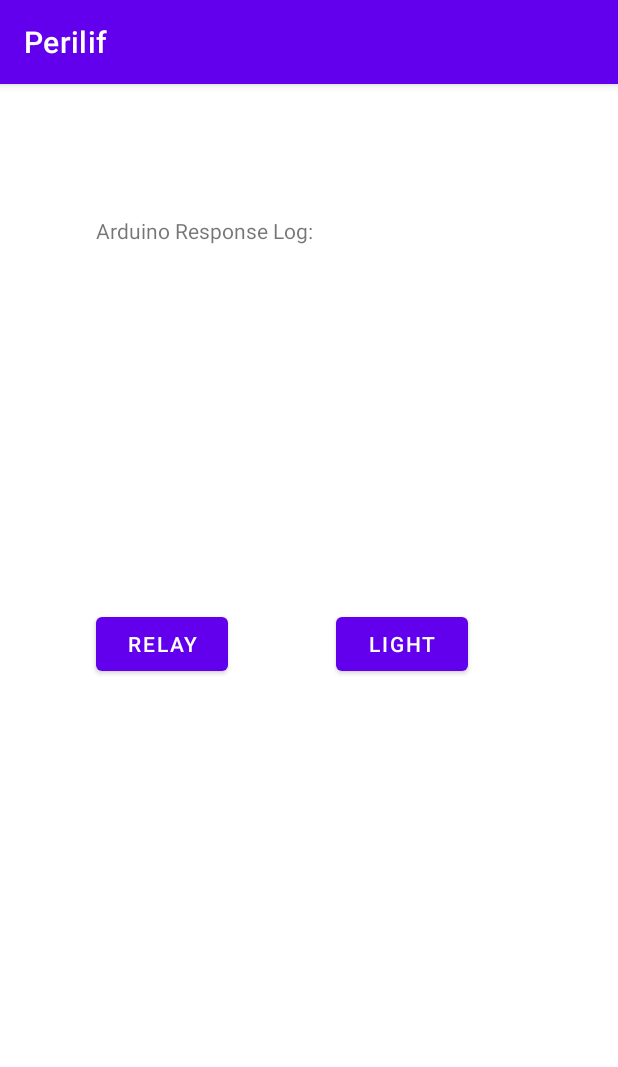
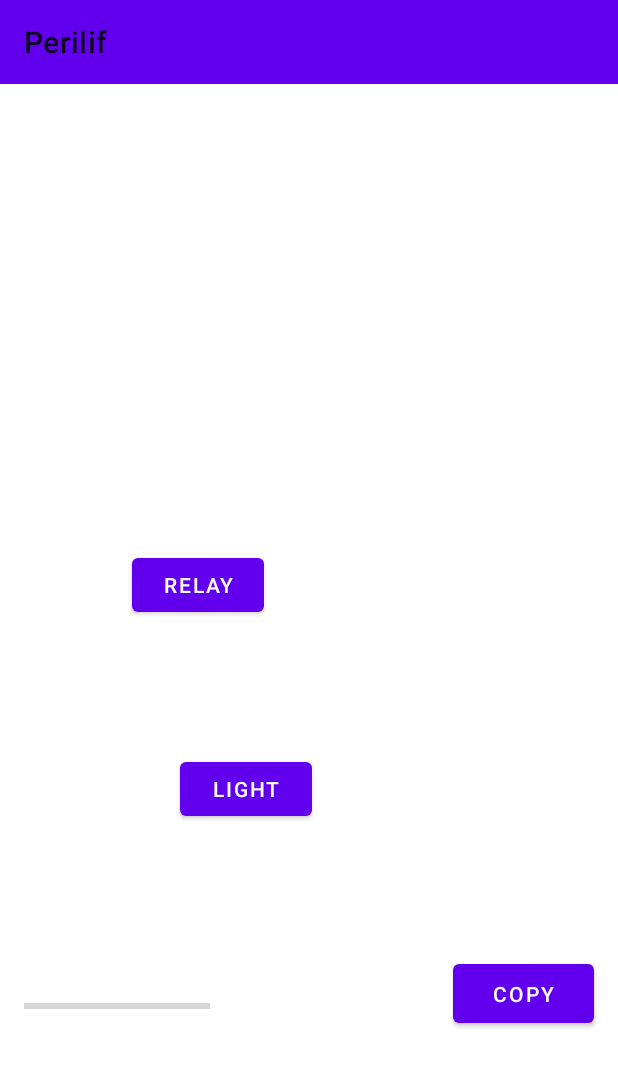
Before and after one commit to AmirrezaNasiri/perilif, an Android app: the screen it shows after launch (MainActivity), on a phone screen of 412 x 824 dp. Shown: the top 1067 px of the screen. Run offline under Robolectric (Android 15) with nearby library versions, the phone set to English and light mode, and no system bars; 1 statement that could not run was skipped.

Commit message:
Fix display

```diff
--- a/app/src/main/res/layout/activity_main.xml
+++ b/app/src/main/res/layout/activity_main.xml
@@ -6,22 +6,75 @@
     android:layout_height="match_parent"
     tools:context=".MainActivity">
 
-    <com.google.android.material.appbar.AppBarLayout
-        android:layout_width="match_parent"
+    <Button
+        android:id="@+id/relay"
+        android:layout_width="wrap_content"
         android:layout_height="wrap_content"
-        android:theme="@style/AppTheme.AppBarOverlay">
+        android:layout_marginStart="88dp"
+        android:layout_marginBottom="88dp"
+        android:text="@string/relay"
+        app:layout_constraintBottom_toTopOf="@+id/switchlight"
+        app:layout_constraintStart_toStartOf="parent" />
+
+    <TextView
+        android:id="@+id/logs"
+        android:layout_width="0dp"
+        android:layout_height="120dp"
+        android:layout_marginStart="16dp"
+        android:layout_marginEnd="16dp"
+        android:layout_marginBottom="16dp"
+        android:gravity="bottom"
+        android:maxLines="3"
+        app:layout_constraintBottom_toBottomOf="parent"
+        app:layout_constraintEnd_toEndOf="parent"
+        app:layout_constraintHorizontal_bias="0.527"
+        app:layout_constraintStart_toStartOf="parent" />
+
+    <Button
+        android:id="@+id/copy_logs"
+        android:layout_width="94dp"
+        android:layout_height="51dp"
+        android:layout_marginEnd="16dp"
+        android:text="Copy"
+        app:layout_constraintBottom_toTopOf="@+id/logs"
+        app:layout_constraintEnd_toEndOf="parent" />
+
+    <Button
+        android:id="@+id/switchlight"
+        android:layout_width="wrap_content"
+        android:layout_height="wrap_content"
+        android:layout_marginStart="120dp"
+        android:layout_marginBottom="64dp"
+        android:text="@string/light"
+        app:layout_constraintBottom_toTopOf="@+id/powerbar_text"
+        app:layout_constraintStart_toStartOf="parent" />
+
+    <TextView
+        android:id="@+id/powerbar_text"
+        android:layout_width="124dp"
+        android:layout_height="36dp"
+        android:layout_marginStart="16dp"
+        android:layout_marginBottom="4dp"
+        app:layout_constraintBottom_toTopOf="@+id/powerbar"
+        app:layout_constraintStart_toStartOf="parent" />
+
+    <ProgressBar
+        android:id="@+id/powerbar"
+        style="?android:attr/progressBarStyleHorizontal"
+        android:layout_width="124dp"
+        android:layout_height="34dp"
+        android:layout_marginStart="16dp"
+        app:layout_constraintBottom_toTopOf="@+id/logs"
+        app:layout_constraintStart_toStartOf="parent" />
 
     <androidx.appcompat.widget.Toolbar
         android:id="@+id/toolbar"
         android:layout_width="match_parent"
         android:layout_height="?attr/actionBarSize"
         android:background="?attr/colorPrimary"
+        app:layout_constraintEnd_toEndOf="parent"
+        app:layout_constraintHorizontal_bias="0.0"
+        app:layout_constraintStart_toStartOf="parent"
+        app:layout_constraintTop_toTopOf="parent"
         app:popupTheme="@style/AppTheme.PopupOverlay" />
-
-    </com.google.android.material.appbar.AppBarLayout>
-
-    <include
-        layout="@layout/content_activity"
-        tools:layout_editor_absoluteX="0dp"
-        tools:layout_editor_absoluteY="0dp" />
 </androidx.constraintlayout.widget.ConstraintLayout>
--- a/app/src/main/res/layout/content_activity.xml
+++ /dev/null
@@ -1,53 +0,0 @@
-<?xml version="1.0" encoding="utf-8"?>
-<androidx.constraintlayout.widget.ConstraintLayout xmlns:android="http://schemas.android.com/apk/res/android"
-    xmlns:app="http://schemas.android.com/apk/res-auto"
-    xmlns:tools="http://schemas.android.com/tools"
-    android:layout_width="match_parent"
-    android:layout_height="match_parent"
-    app:layout_behavior="@string/appbar_scrolling_view_behavior"
-    tools:context=".MainActivity"
-    tools:showIn="@layout/activity_main">
-
-
-    <TextView
-        android:id="@+id/textView2"
-        android:layout_width="wrap_content"
-        android:layout_height="wrap_content"
-        android:layout_marginStart="64dp"
-        android:layout_marginTop="144dp"
-        android:text="Arduino Response Log:"
-        app:layout_constraintStart_toStartOf="parent"
-        app:layout_constraintTop_toTopOf="parent" />
-
-    <TextView
-        android:id="@+id/response"
-        android:layout_width="251dp"
-        android:layout_height="190dp"
-        android:layout_marginStart="64dp"
-        android:layout_marginLeft="64dp"
-        android:layout_marginTop="20dp"
-        app:layout_constraintStart_toStartOf="parent"
-        app:layout_constraintTop_toBottomOf="@+id/textView2" />
-
-    <Button
-        android:id="@+id/relay"
-        android:layout_width="wrap_content"
-        android:layout_height="wrap_content"
-        android:layout_marginStart="64dp"
-        android:layout_marginLeft="64dp"
-        android:layout_marginTop="32dp"
-        android:text="@string/relay"
-        app:layout_constraintStart_toStartOf="parent"
-        app:layout_constraintTop_toBottomOf="@+id/response" />
-
-    <Button
-        android:id="@+id/switchlight"
-        android:layout_width="wrap_content"
-        android:layout_height="wrap_content"
-        android:layout_marginStart="72dp"
-        android:layout_marginLeft="72dp"
-        android:layout_marginTop="32dp"
-        android:text="@string/light"
-        app:layout_constraintStart_toEndOf="@+id/relay"
-        app:layout_constraintTop_toBottomOf="@+id/response" />
-</androidx.constraintlayout.widget.ConstraintLayout>
```
Lines whose indentation alone changed are shown as unchanged.
